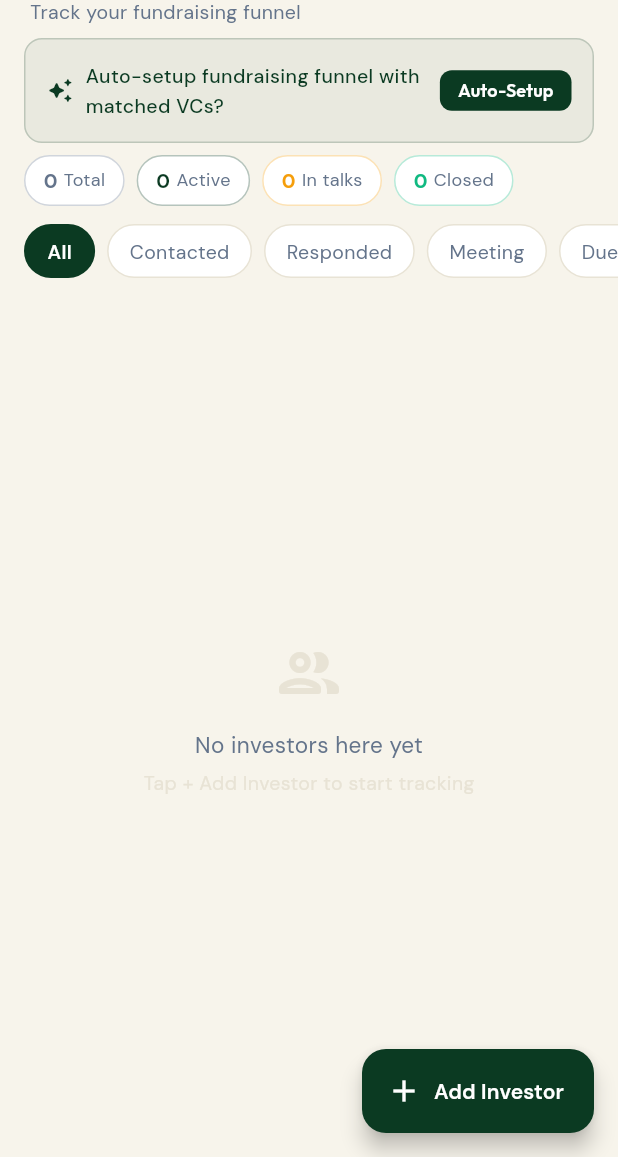
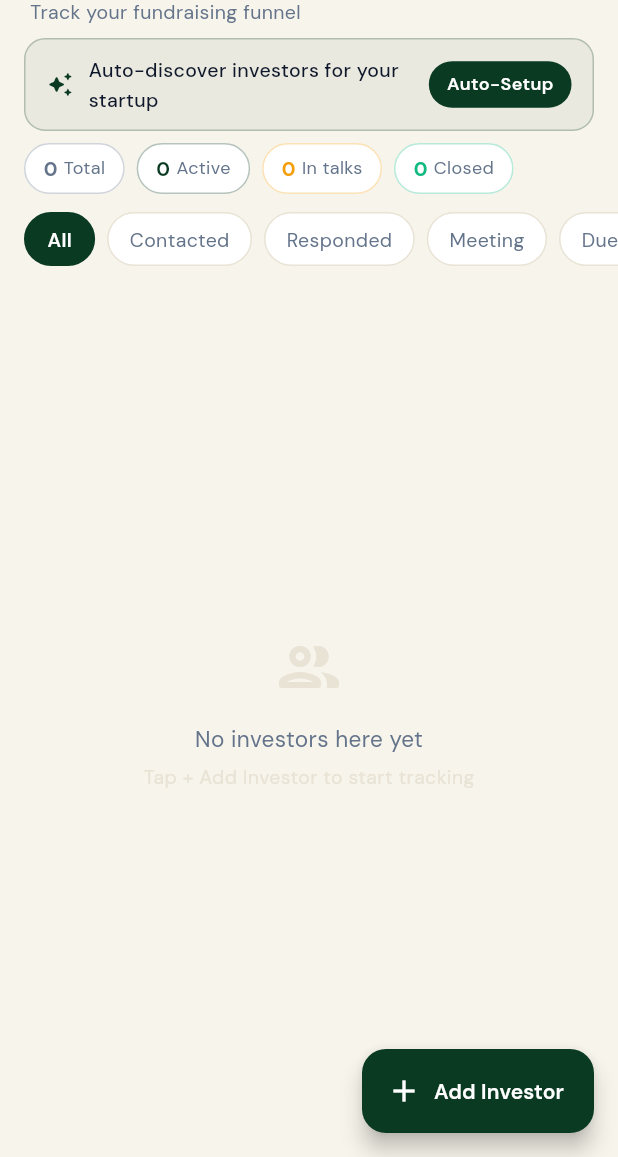
Before and after one commit to zerefnochills/socio-your-co-founder, a Flutter app: the PipelineScreen screen opened directly, on a phone screen of 412 x 824 dp, the part 79-1236 px from its top. Run offline on Flutter 3.47's test engine with Material 3 defaults, Android fonts, the phone set to English and light mode, and no system bars; our stand-ins replace cloud_firestore, dio, firebase_auth, firebase_core, firebase_messaging, flutter_local_notifications and 5 more; accounts and stored records are empty.

Commit message:
feat: integrate exact user specified _AutoPipelineBanner and support classes in pipeline_screen.dart

```diff
--- a/socio_app/lib/screens/pipeline_screen.dart
+++ b/socio_app/lib/screens/pipeline_screen.dart
@@ -134,6 +134,134 @@ class _PipelineScreenState extends ConsumerState<PipelineScreen>
       isScrollControlled: true,
       backgroundColor: Colors.transparent,
       builder: (_) => const _AddInvestorSheet(),
+    );
+  }
+}
+
+// ─────────────────────────────────────────────────────────────────────────────
+// Auto Pipeline Setup Banner
+// ─────────────────────────────────────────────────────────────────────────────
+
+class _AutoPipelineBanner extends ConsumerWidget {
+  const _AutoPipelineBanner();
+
+  @override
+  Widget build(BuildContext context, WidgetRef ref) {
+    final state = ref.watch(autoPipelineProvider);
+    return state.when(
+      loading: () => _BannerLoading(),
+      error: (e, _) => _BannerError(message: e.toString()),
+      data: (s) {
+        if (s.completed) return _BannerSuccess(savedCount: s.savedCount);
+        if (s.isRunning)  return _BannerLoading();
+        return _BannerCTA(
+          onTap: () => ref.read(autoPipelineProvider.notifier).runAutoSetup(),
+        );
+      },
+    );
+  }
+}
+
+class _BannerCTA extends StatelessWidget {
+  final VoidCallback onTap;
+  const _BannerCTA({required this.onTap});
+
+  @override
+  Widget build(BuildContext context) {
+    return Container(
+      margin: const EdgeInsets.fromLTRB(16, 0, 16, 8),
+      padding: const EdgeInsets.symmetric(horizontal: 14, vertical: 10),
+      decoration: BoxDecoration(
+        color: SocioTheme.forestGreen.withOpacity(0.06),
+        borderRadius: BorderRadius.circular(14),
+        border: Border.all(color: SocioTheme.forestGreen.withOpacity(0.25)),
+      ),
+      child: Row(children: [
+        Icon(Icons.auto_awesome_rounded, size: 18, color: _purple),
+        const SizedBox(width: 10),
+        Expanded(child: Text('Auto-discover investors for your startup',
+            style: GoogleFonts.dmSans(fontSize: 13, color: _text, fontWeight: FontWeight.w500))),
+        GestureDetector(
+          onTap: onTap,
+          child: Container(
+            padding: const EdgeInsets.symmetric(horizontal: 12, vertical: 6),
+            decoration: BoxDecoration(color: _purple, borderRadius: BorderRadius.circular(99)),
+            child: Text('Auto-Setup',
+                style: GoogleFonts.dmSans(fontSize: 12, color: Colors.white, fontWeight: FontWeight.w600)),
+          ),
+        ),
+      ]),
+    );
+  }
+}
+
+class _BannerLoading extends StatelessWidget {
+  @override
+  Widget build(BuildContext context) {
+    return Container(
+      margin: const EdgeInsets.fromLTRB(16, 0, 16, 8),
+      padding: const EdgeInsets.symmetric(horizontal: 14, vertical: 12),
+      decoration: BoxDecoration(
+        color: SocioTheme.forestGreen.withOpacity(0.06),
+        borderRadius: BorderRadius.circular(14),
+        border: Border.all(color: SocioTheme.forestGreen.withOpacity(0.25)),
+      ),
+      child: Row(children: [
+        SizedBox(width: 16, height: 16,
+            child: CircularProgressIndicator(color: _purple, strokeWidth: 2)),
+        const SizedBox(width: 10),
+        Text('Finding investors via AI research…',
+            style: GoogleFonts.dmSans(fontSize: 13, color: _textMuted)),
+      ]),
+    );
+  }
+}
+
+class _BannerSuccess extends StatelessWidget {
+  final int savedCount;
+  const _BannerSuccess({required this.savedCount});
+
+  @override
+  Widget build(BuildContext context) {
+    return Container(
+      margin: const EdgeInsets.fromLTRB(16, 0, 16, 8),
+      padding: const EdgeInsets.symmetric(horizontal: 14, vertical: 10),
+      decoration: BoxDecoration(
+        color: SocioTheme.emeraldAccent.withOpacity(0.08),
+        borderRadius: BorderRadius.circular(14),
+        border: Border.all(color: SocioTheme.emeraldAccent.withOpacity(0.3)),
+      ),
+      child: Row(children: [
+        Icon(Icons.check_circle_rounded, size: 18, color: _success),
+        const SizedBox(width: 8),
+        Text('$savedCount investors added to pipeline automatically',
+            style: GoogleFonts.dmSans(fontSize: 13, color: _success, fontWeight: FontWeight.w500)),
+      ]),
+    );
+  }
+}
+
+class _BannerError extends StatelessWidget {
+  final String message;
+  const _BannerError({required this.message});
+
+  @override
+  Widget build(BuildContext context) {
+    return Container(
+      margin: const EdgeInsets.fromLTRB(16, 0, 16, 8),
+      padding: const EdgeInsets.symmetric(horizontal: 14, vertical: 10),
+      decoration: BoxDecoration(
+        color: SocioTheme.rose.withOpacity(0.07),
+        borderRadius: BorderRadius.circular(14),
+        border: Border.all(color: SocioTheme.rose.withOpacity(0.25)),
+      ),
+      child: Row(children: [
+        Icon(Icons.error_outline_rounded, size: 18, color: _error),
+        const SizedBox(width: 8),
+        Expanded(child: Text(
+            'Auto-setup failed: ${message.length > 60 ? '${message.substring(0, 60)}…' : message}',
+            style: GoogleFonts.dmSans(fontSize: 12, color: _error))),
+      ]),
     );
   }
 }
@@ -1570,174 +1698,3 @@ class _FormField extends StatelessWidget {
     );
   }
 }
-
-// ─────────────────────────────────────────────────────────────────────────────
-// Auto Pipeline Setup Banner
-// ─────────────────────────────────────────────────────────────────────────────
-
-class _AutoPipelineBanner extends ConsumerWidget {
-  const _AutoPipelineBanner();
-
-  @override
-  Widget build(BuildContext context, WidgetRef ref) {
-    final autoStateAsync = ref.watch(autoPipelineProvider);
-
-    return autoStateAsync.when(
-      loading: () => _buildBanner(
-        context,
-        child: Row(
-          children: [
-            const SizedBox(
-              width: 16,
-              height: 16,
-              child: CircularProgressIndicator(strokeWidth: 2, color: SocioTheme.forestGreen),
-            ),
-            const SizedBox(width: 12),
-            Expanded(
-              child: Text(
-                'Socio AI is researching investors & auto-populating pipeline...',
-                style: GoogleFonts.dmSans(fontSize: 13, color: SocioTheme.forestGreen, fontWeight: FontWeight.w500),
-              ),
-            ),
-          ],
-        ),
-      ),
-      error: (e, _) => _buildBanner(
-        context,
-        color: const Color(0xFFFEE2E2),
-        borderColor: const Color(0xFFFCA5A5),
-        child: Row(
-          children: [
-            const Icon(Icons.error_outline_rounded, color: SocioTheme.rose, size: 18),
-            const SizedBox(width: 8),
-            Expanded(
-              child: Text(
-                'Pipeline setup failed: $e',
-                style: GoogleFonts.dmSans(fontSize: 13, color: const Color(0xFF991B1B), fontWeight: FontWeight.w500),
-              ),
-            ),
-            IconButton(
-              icon: const Icon(Icons.refresh_rounded, size: 18, color: SocioTheme.rose),
-              onPressed: () => ref.read(autoPipelineProvider.notifier).runAutoSetup(),
-              padding: EdgeInsets.zero,
-              constraints: const BoxConstraints(),
-            ),
-          ],
-        ),
-      ),
-      data: (state) {
-        if (state.completed) {
-          return _buildBanner(
-            context,
-            color: const Color(0xFFD1FAE5),
-            borderColor: const Color(0xFF6EE7B7),
-            child: Row(
-              children: [
-                const Icon(Icons.check_circle_rounded, color: SocioTheme.emeraldAccent, size: 18),
-                const SizedBox(width: 8),
-                Expanded(
-                  child: Text(
-                    'Setup complete! Added ${state.savedCount} VCs to your pipeline.',
-                    style: GoogleFonts.dmSans(fontSize: 13, color: const Color(0xFF065F46), fontWeight: FontWeight.w500),
-                  ),
-                ),
-                TextButton(
-                  onPressed: () {
-                    ref.invalidate(pipelineProvider);
-                    ref.invalidate(autoPipelineProvider);
-                  },
-                  style: TextButton.styleFrom(
-                    foregroundColor: const Color(0xFF065F46),
-                    padding: EdgeInsets.zero,
-                    minimumSize: Size.zero,
-                  ),
-                  child: Text('Done', style: GoogleFonts.dmSans(fontSize: 13, fontWeight: FontWeight.w600)),
-                ),
-              ],
-            ),
-          );
-        }
-
-        if (state.isRunning) {
-          return _buildBanner(
-            context,
-            child: Row(
-              children: [
-                const SizedBox(
-                  width: 16,
-                  height: 16,
-                  child: CircularProgressIndicator(strokeWidth: 2, color: SocioTheme.forestGreen),
-                ),
-                const SizedBox(width: 12),
-                Expanded(
-                  child: Text(
-                    'Searching VCs, analyzing match fit & building pipeline...',
-                    style: GoogleFonts.dmSans(fontSize: 13, color: SocioTheme.forestGreen, fontWeight: FontWeight.w500),
-                  ),
-                ),
-              ],
-            ),
-          );
-        }
-
-        final pipelineCount = ref.watch(pipelineProvider).value?.length ?? 0;
-        if (pipelineCount > 0) {
-          return const SizedBox.shrink();
-        }
-
-        return _buildBanner(
-          context,
-          child: Row(
-            children: [
-              const Icon(Icons.auto_awesome_rounded, color: SocioTheme.forestGreen, size: 18),
-              const SizedBox(width: 8),
-              Expanded(
-                child: Text(
-                  'Auto-setup fundraising funnel with matched VCs?',
-                  style: GoogleFonts.dmSans(
-                    fontSize: 13,
-                    color: const Color(0xFF0B3A22),
-                    fontWeight: FontWeight.w500,
-                  ),
-                ),
-              ),
-              ElevatedButton(
-                onPressed: () => ref.read(autoPipelineProvider.notifier).runAutoSetup(),
-                style: ElevatedButton.styleFrom(
-                  backgroundColor: SocioTheme.forestGreen,
-                  foregroundColor: Colors.white,
-                  padding: const EdgeInsets.symmetric(horizontal: 12, vertical: 6),
-                  minimumSize: Size.zero,
-                  elevation: 0,
-                  shape: RoundedRectangleBorder(borderRadius: BorderRadius.circular(8)),
-                ),
-                child: Text(
-                  'Auto-Setup',
-                  style: GoogleFonts.outfit(fontSize: 12, fontWeight: FontWeight.w600),
-                ),
-              ),
-            ],
-          ),
-        );
-      },
-    );
-  }
-
-  Widget _buildBanner(
-    BuildContext context, {
-    required Widget child,
-    Color? color,
-    Color? borderColor,
-  }) {
-    return Container(
-      margin: const EdgeInsets.fromLTRB(16, 0, 16, 8),
-      padding: const EdgeInsets.symmetric(horizontal: 14, vertical: 10),
-      decoration: BoxDecoration(
-        color: color ?? SocioTheme.forestGreen.withOpacity(0.06),
-        borderRadius: BorderRadius.circular(12),
-        border: Border.all(color: borderColor ?? SocioTheme.forestGreen.withOpacity(0.2)),
-      ),
-      child: child,
-    );
-  }
-}
```
